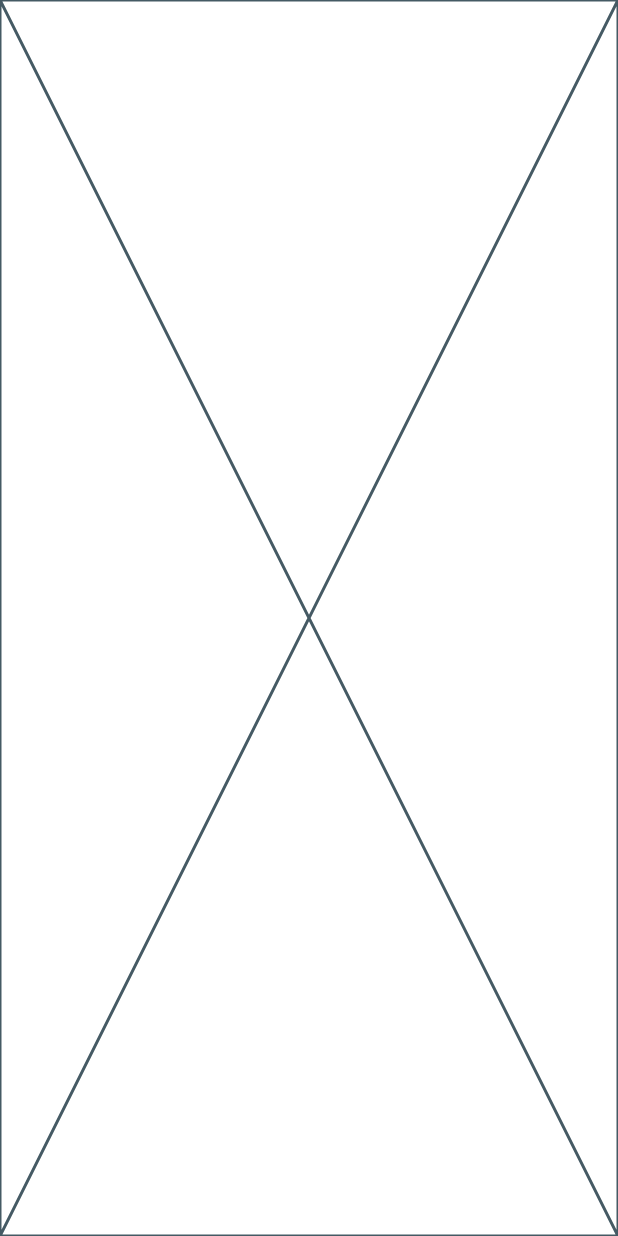
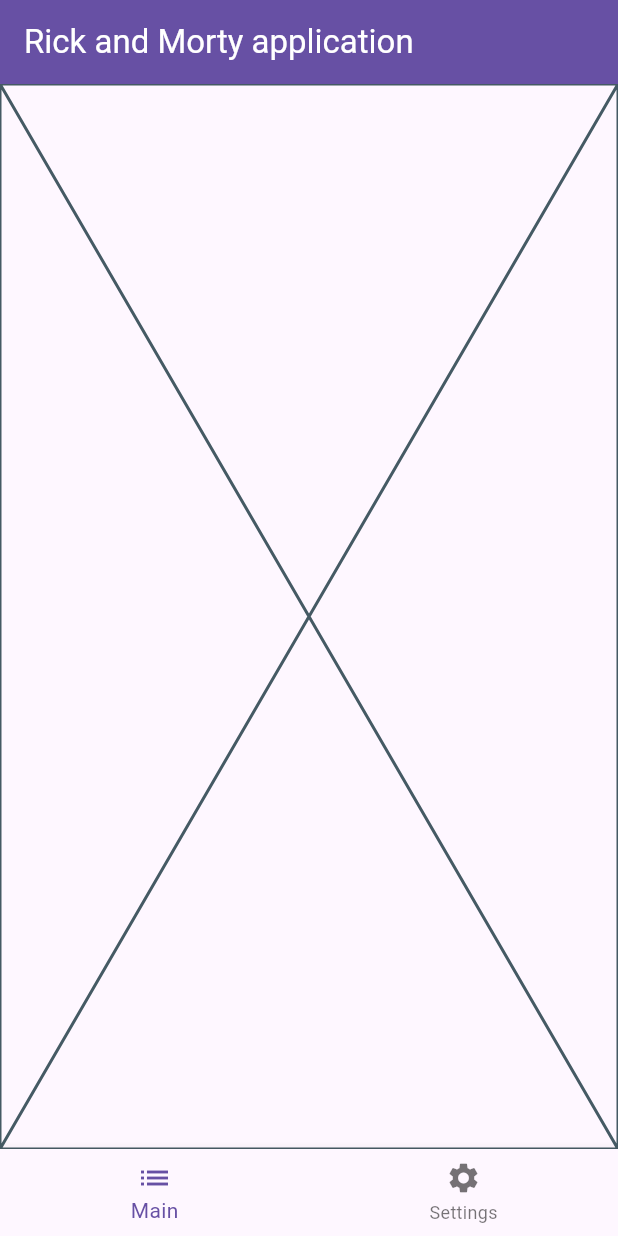
Before and after one commit to daniil-sivakov/rick_and_morty_app, a Flutter app: the screen it shows after launch, on a phone screen of 412 x 824 dp. Run offline on Flutter 3.47's test engine with Material 3 defaults, Android fonts, the phone set to English and light mode, and no system bars; our stand-ins replace auto_route, bloc_concurrency, flutter_bloc, freezed_annotation, get_it, rxdart and 2 more.

Commit message:
feat: implement home screen

```diff
--- a/lib/presentation/screens/home_screen/home_screen.dart
+++ b/lib/presentation/screens/home_screen/home_screen.dart
@@ -1,5 +1,7 @@
 import 'package:auto_route/auto_route.dart';
 import 'package:flutter/material.dart';
+import 'package:rick_and_morty_app/presentation/localization/localization_plug.dart';
+import 'package:rick_and_morty_app/presentation/navigation/app_router.gr.dart';
 
 @RoutePage()
 class HomeScreen extends StatelessWidget {
@@ -7,6 +9,25 @@ class HomeScreen extends StatelessWidget {
 
   @override
   Widget build(BuildContext context) {
-    return Placeholder();
+    return AutoTabsScaffold(
+      appBarBuilder: (_, _) => AppBar(title: Text(LocalizationPlug.appTitle)),
+      routes: [CharacterListRoute(), SettingsRoute()],
+      bottomNavigationBuilder: (_, router) {
+        return BottomNavigationBar(
+          currentIndex: router.activeIndex,
+          onTap: router.setActiveIndex,
+          items: [
+            BottomNavigationBarItem(
+              label: LocalizationPlug.charactersTabLabel,
+              icon: Icon(Icons.list),
+            ),
+            BottomNavigationBarItem(
+              label: LocalizationPlug.settingsTabLabel,
+              icon: Icon(Icons.settings),
+            ),
+          ],
+        );
+      },
+    );
   }
 }
```
